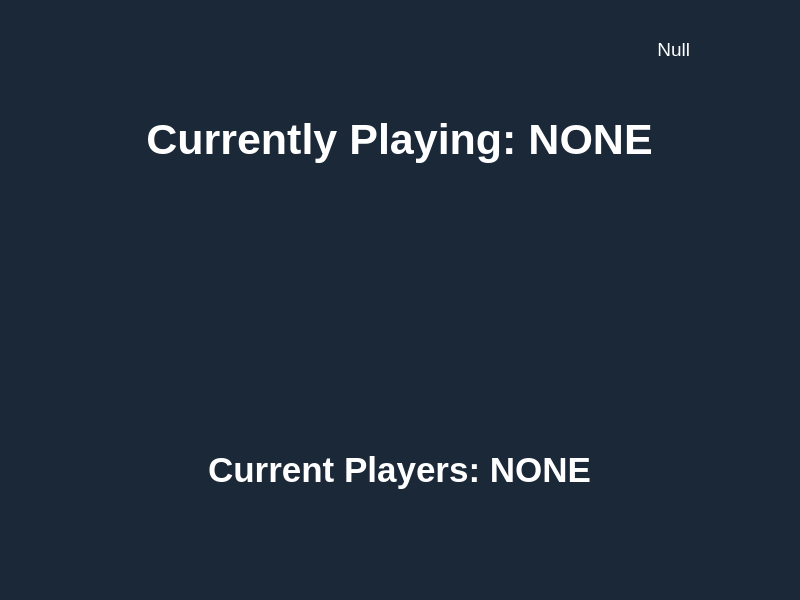
The window that window.ui (TXOG/SteamCount) describes before a commit, drawn with Qt 5.
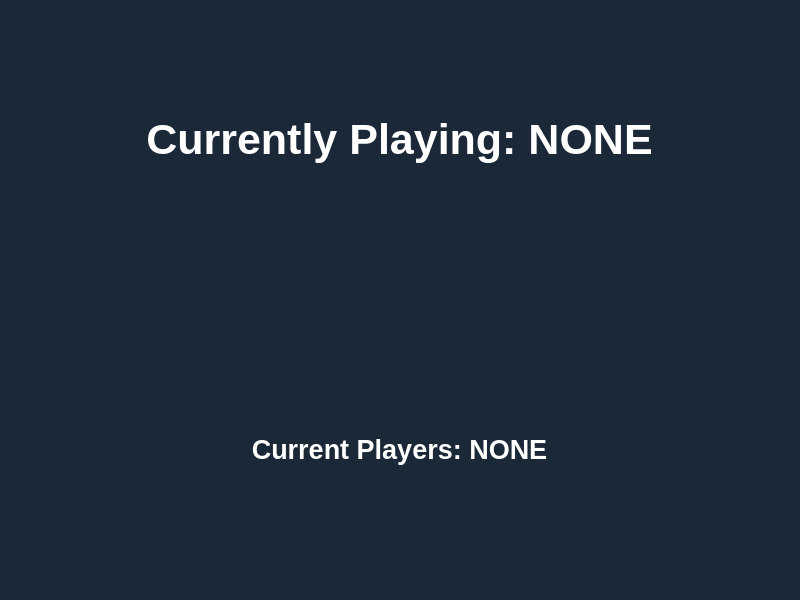
The same window after the commit. The open tabs and pages were chosen to show the change. Icons and pictures are not drawn.

What changed in the file:
```diff
--- a/window.ui
+++ b/window.ui
@@ -200,9 +200,9 @@
      <widget class="QLabel" name="gameImage">
       <property name="geometry">
        <rect>
-        <x>19</x>
+        <x>170</x>
         <y>190</y>
-        <width>771</width>
+        <width>461</width>
         <height>215</height>
        </rect>
       </property>
@@ -217,7 +217,7 @@
       <property name="geometry">
        <rect>
         <x>0</x>
-        <y>440</y>
+        <y>420</y>
         <width>801</width>
         <height>61</height>
        </rect>
@@ -225,7 +225,7 @@
       <property name="font">
        <font>
         <family>Segoe UI</family>
-        <pointsize>26</pointsize>
+        <pointsize>20</pointsize>
         <bold>true</bold>
        </font>
       </property>
@@ -274,7 +274,7 @@
        <string notr="true">color: rgb(255, 255, 255);</string>
       </property>
       <property name="text">
-       <string>Null</string>
+       <string/>
       </property>
       <property name="alignment">
        <set>Qt::AlignRight|Qt::AlignTrailing|Qt::AlignVCenter</set>
```
